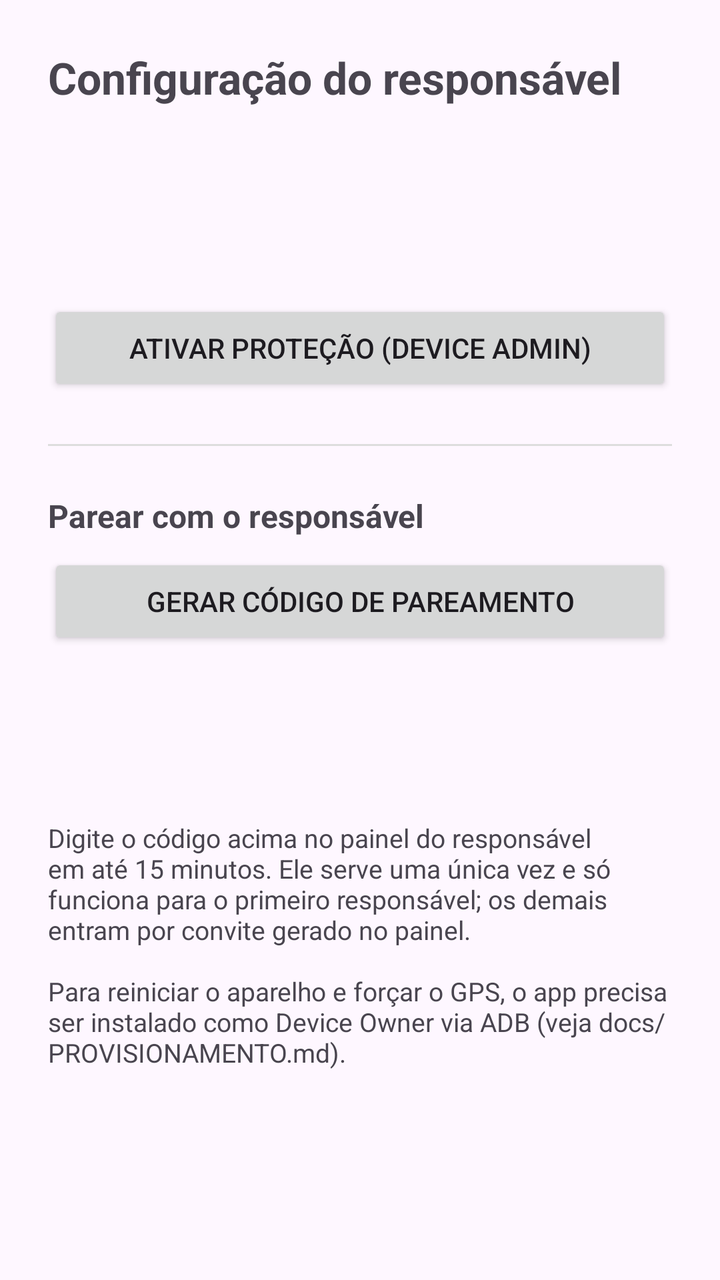
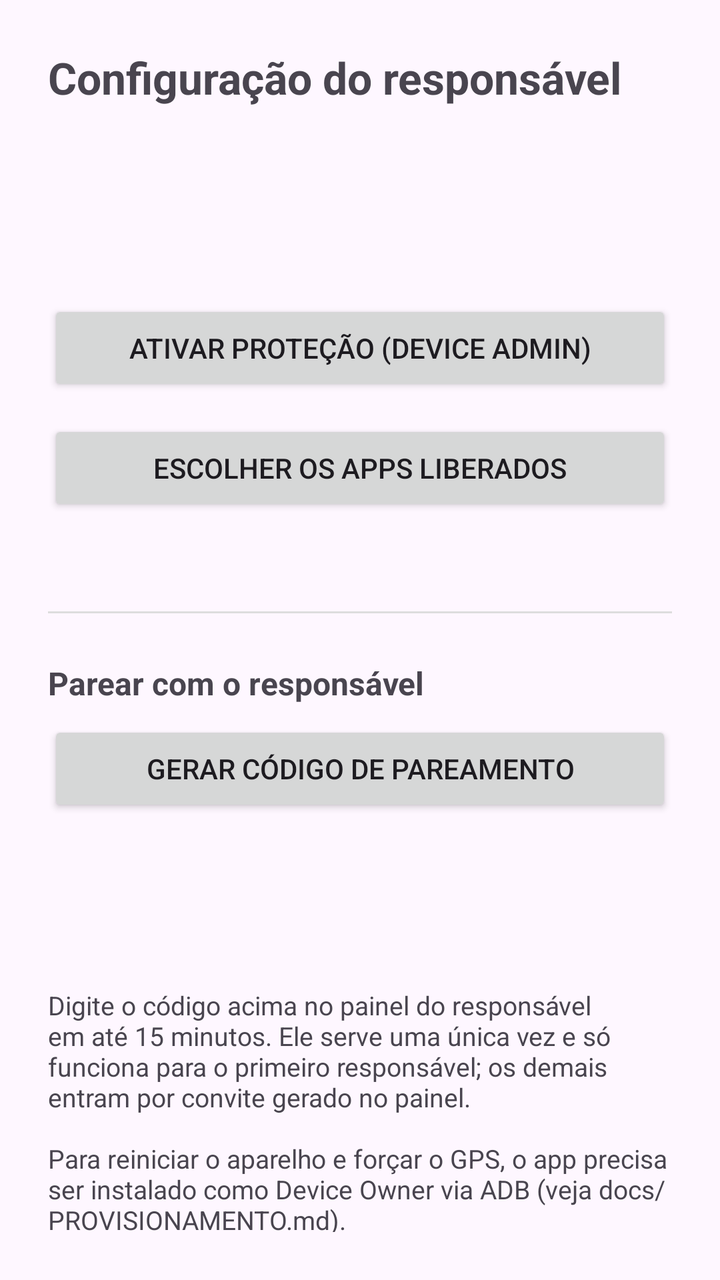

Screens rendered from an Android XML layout before and after an edit, with the pre-edit source and the edit as a unified diff.
<!-- AndroidManifest.xml: application theme Theme.ControleInfantil -->
<!-- res/layout/activity_setup.xml -->
<?xml version="1.0" encoding="utf-8"?>
<ScrollView xmlns:android="http://schemas.android.com/apk/res/android"
    android:layout_width="match_parent"
    android:layout_height="match_parent"
    android:padding="24dp">

    <LinearLayout
        android:layout_width="match_parent"
        android:layout_height="wrap_content"
        android:orientation="vertical">

        <TextView
            android:layout_width="match_parent"
            android:layout_height="wrap_content"
            android:text="@string/setup_title"
            android:textSize="22sp"
            android:textStyle="bold"
            android:paddingBottom="16dp" />

        <TextView
            android:id="@+id/status"
            android:layout_width="match_parent"
            android:layout_height="wrap_content"
            android:textSize="16sp"
            android:paddingBottom="16dp" />

        <TextView
            android:id="@+id/deviceId"
            android:layout_width="match_parent"
            android:layout_height="wrap_content"
            android:textSize="14sp"
            android:textIsSelectable="true"
            android:paddingBottom="24dp" />

        <Button
            android:id="@+id/btnEnableAdmin"
            android:layout_width="match_parent"
            android:layout_height="wrap_content"
            android:text="@string/enable_admin" />

        <View
            android:layout_width="match_parent"
            android:layout_height="1dp"
            android:background="#DDDDDD"
            android:layout_marginVertical="24dp" />

        <TextView
            android:layout_width="match_parent"
            android:layout_height="wrap_content"
            android:text="@string/pairing_title"
            android:textStyle="bold"
            android:textSize="16sp"
            android:paddingBottom="8dp" />

        <Button
            android:id="@+id/btnPairingCode"
            android:layout_width="match_parent"
            android:layout_height="wrap_content"
            android:text="@string/pairing_button" />

        <TextView
            android:id="@+id/pairingCode"
            android:layout_width="match_parent"
            android:layout_height="wrap_content"
            android:gravity="center"
            android:textSize="28sp"
            android:textStyle="bold"
            android:letterSpacing="0.15"
            android:textIsSelectable="true"
            android:paddingVertical="12dp" />

        <TextView
            android:layout_width="match_parent"
            android:layout_height="wrap_content"
            android:text="@string/setup_hint"
            android:textSize="13sp"
            android:paddingTop="24dp" />

    </LinearLayout>
</ScrollView>
<!-- resources referenced by this layout -->
<resources>
  <string name="enable_admin">Ativar proteção (Device Admin)</string>
  <string name="pairing_button">Gerar código de pareamento</string>
  <string name="pairing_title">Parear com o responsável</string>
  <string name="setup_hint">Digite o código acima no painel do responsável em até 15 minutos. Ele serve uma única vez e só funciona para o primeiro responsável; os demais entram por convite gerado no painel.\n\nPara reiniciar o aparelho e forçar o GPS, o app precisa ser instalado como Device Owner via ADB (veja docs/PROVISIONAMENTO.md).</string>
  <string name="setup_title">Configuração do responsável</string>
  <style name="Theme.ControleInfantil" parent="Theme.Material3.DayNight.NoActionBar">
          <item name="colorPrimary">@color/primary</item>
          <item name="colorPrimaryDark">@color/primaryDark</item>
          <item name="android:statusBarColor" tools:targetApi="l">@color/primaryDark</item>
      </style>
  <color name="primary">#00695C</color>
  <color name="primaryDark">#004D40</color>
</resources>

<!-- the commit's change to res/layout/activity_setup.xml (unified diff, before → after) -->
@@ -37,6 +37,20 @@
             android:layout_width="match_parent"
             android:layout_height="wrap_content"
             android:text="@string/enable_admin" />
+
+        <Button
+            android:id="@+id/btnChooseApps"
+            android:layout_width="match_parent"
+            android:layout_height="wrap_content"
+            android:text="@string/choose_apps"
+            android:layout_marginTop="12dp" />
+
+        <TextView
+            android:id="@+id/allowedSummary"
+            android:layout_width="match_parent"
+            android:layout_height="wrap_content"
+            android:textSize="13sp"
+            android:paddingTop="6dp" />
 
         <View
             android:layout_width="match_parent"
<!-- resource entries referenced after the edit -->
@@ -1,5 +1,6 @@
 <!-- resources referenced by this layout -->
 <resources>
+  <string name="choose_apps">Escolher os apps liberados</string>
   <string name="enable_admin">Ativar proteção (Device Admin)</string>
   <string name="pairing_button">Gerar código de pareamento</string>
   <string name="pairing_title">Parear com o responsável</string>
